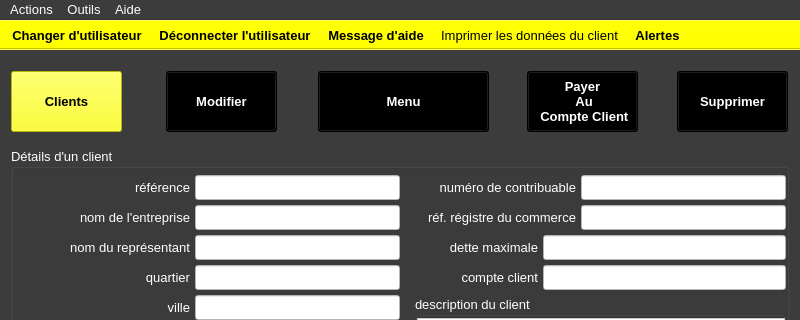
Above: ui/yeroth-erp-clients-detail-window.ui from xnoumbissinoundou/yeroth-erp-3.0 before the change; both pictures show x 0 to 800 and y 0 to 320 of the 800 by 600 pixel window. Below: the same form after it.
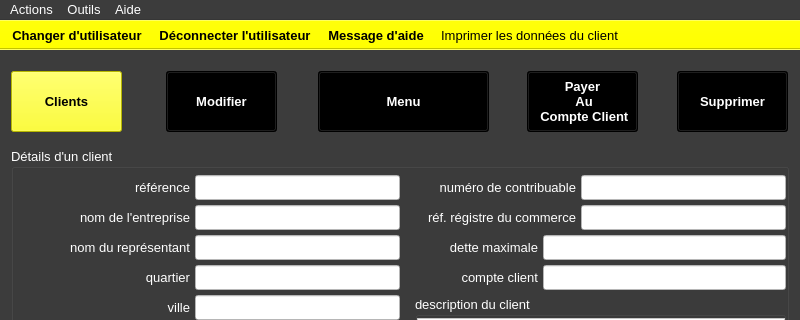
That is the form after the change. Icons and pictures are not drawn. Custom widgets are drawn as their Qt base class.

```diff
--- a/ui/yeroth-erp-clients-detail-window.ui
+++ b/ui/yeroth-erp-clients-detail-window.ui
@@ -12791,7 +12791,6 @@
    <addaction name="actionDeconnecter_utilisateur"/>
    <addaction name="actionAppeler_aide"/>
    <addaction name="actionAfficherPDF"/>
-   <addaction name="actionAlertes"/>
   </widget>
   <action name="actionA_propos">
    <property name="text">
@@ -12886,21 +12885,6 @@
     </font>
    </property>
   </action>
-  <action name="actionAlertes">
-   <property name="text">
-    <string>Alertes</string>
-   </property>
-   <property name="toolTip">
-    <string>Alertes</string>
-   </property>
-   <property name="font">
-    <font>
-     <pointsize>10</pointsize>
-     <weight>75</weight>
-     <bold>true</bold>
-    </font>
-   </property>
-  </action>
   <action name="actionAdministration">
    <property name="icon">
     <iconset>
```
Left out of the diff: 2 changed lines with no effect on the pictures.
